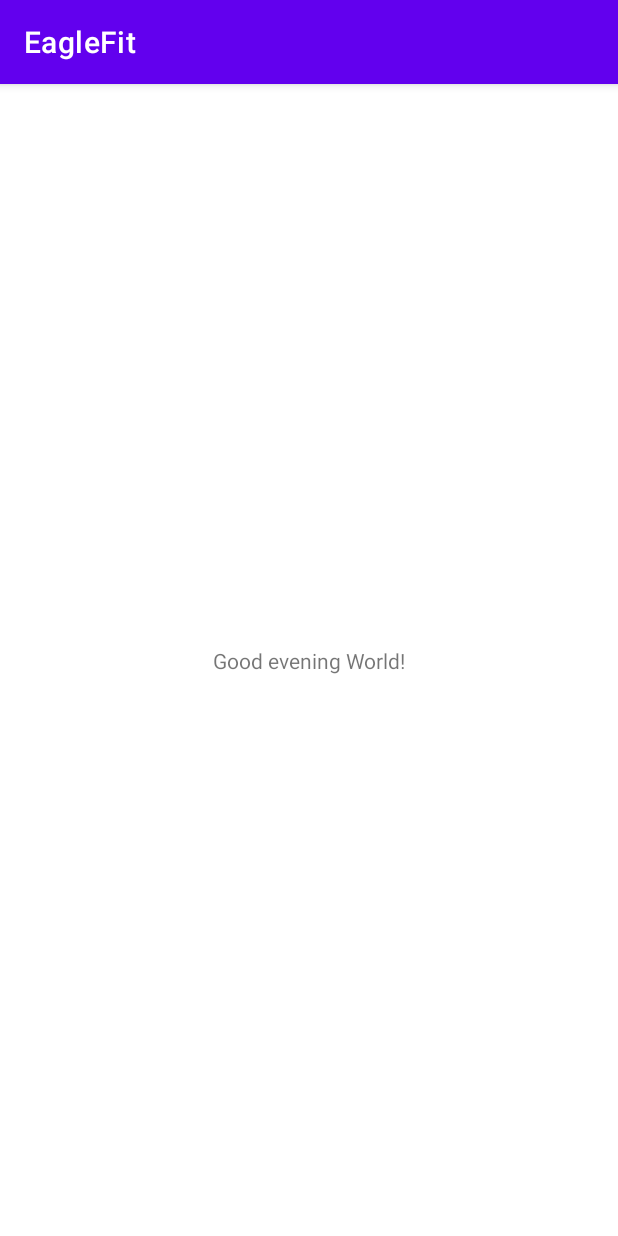
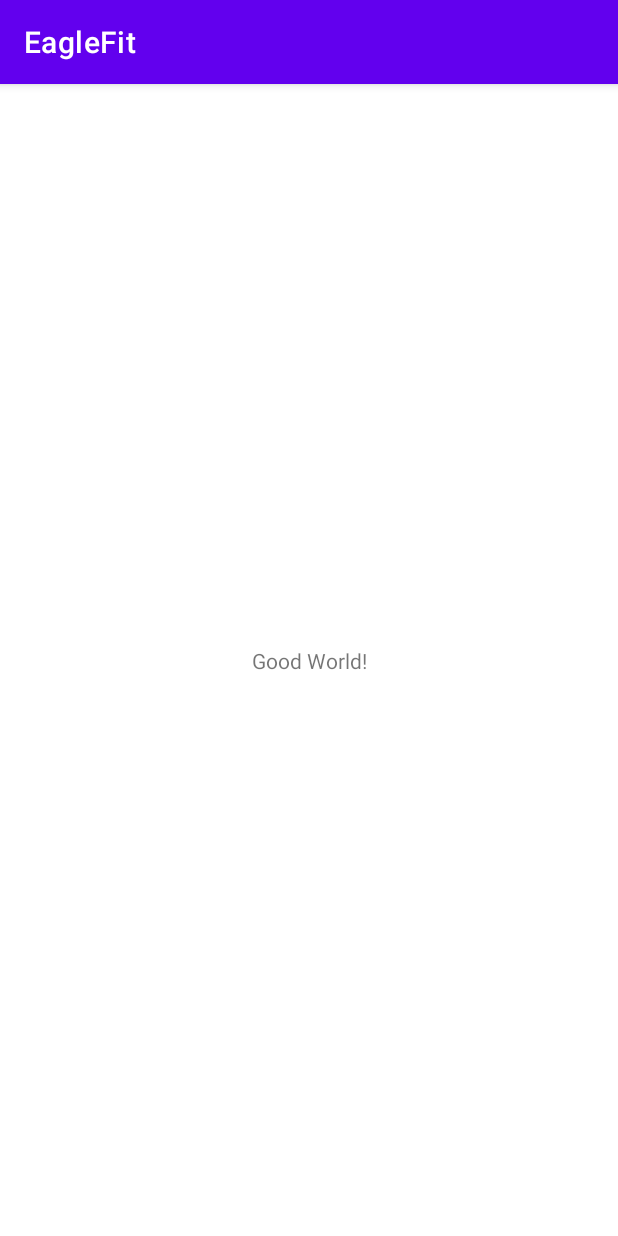
Before and after one commit to Monstroe/EagleFit, an Android app: the screen it shows after launch (MainActivity), on a phone screen of 412 x 824 dp. Run offline under Robolectric (Android 15) with nearby library versions, the phone set to English and light mode, and no system bars.

Commit message:
Good World!

```diff
--- a/app/src/main/res/layout/activity_main.xml
+++ b/app/src/main/res/layout/activity_main.xml
@@ -9,7 +9,7 @@
     <TextView
         android:layout_width="wrap_content"
         android:layout_height="wrap_content"
-        android:text="Good evening World!"
+        android:text="Good World!"
         app:layout_constraintBottom_toBottomOf="parent"
         app:layout_constraintEnd_toEndOf="parent"
         app:layout_constraintStart_toStartOf="parent"
```
